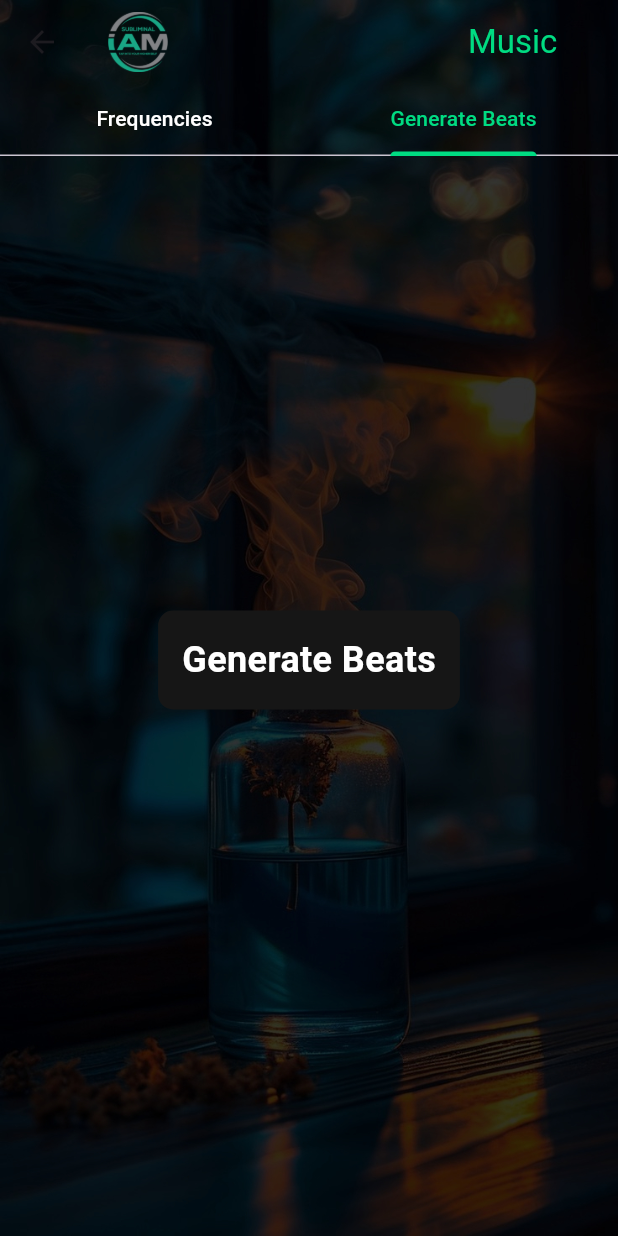
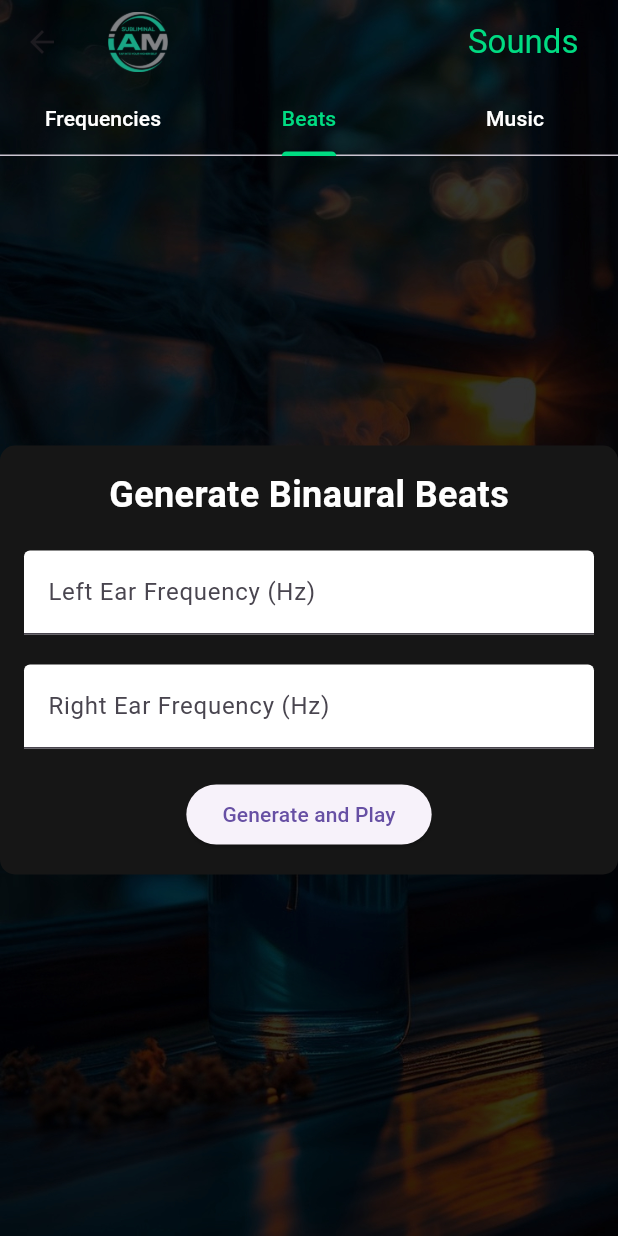
Before and after one commit to hemarastylepeke/subliminal-flutter-android, a Flutter app: the Music screen opened directly, tab 2 chosen, on a phone screen of 412 x 824 dp. Run offline on Flutter 3.47's test engine with Material 3 defaults, Android fonts, the phone set to English and light mode, and no system bars; our stand-ins replace accordion, audioplayers, flutter_tts, sqflite; missing offline and left inert: flutter_overlay_window; accounts and stored records are empty.

Commit message:
added an extra music tab

```diff
--- a/lib/music.dart
+++ b/lib/music.dart
@@ -3,6 +3,10 @@ import 'package:audioplayers/audioplayers.dart';
 import 'package:accordion/accordion.dart';
 import 'audio_manager.dart';
 import 'database_helper.dart';
+import 'package:path_provider/path_provider.dart';
+import 'dart:typed_data';
+import 'dart:math';
+import 'dart:io';
 
 const primaryColor = Color(0xFF00DC82);
 const borderColor = Color(0xFF0f172a);
@@ -21,6 +25,9 @@ class _MusicState extends State<Music> with SingleTickerProviderStateMixin {
   List<Map<String, dynamic>> _bonusFrequencies = [];
   int? _playingIndex;
   late AnimationController _animationController;
+  TextEditingController _leftFreqController = TextEditingController();
+  TextEditingController _rightFreqController = TextEditingController();
+  bool _isGenerating = false;
 
   @override
   void initState() {
@@ -36,6 +43,8 @@ class _MusicState extends State<Music> with SingleTickerProviderStateMixin {
   @override
   void dispose() {
     _animationController.dispose();
+    _leftFreqController.dispose();
+    _rightFreqController.dispose();
     super.dispose();
   }
 
@@ -48,6 +57,62 @@ class _MusicState extends State<Music> with SingleTickerProviderStateMixin {
       _solfeggioFrequencies = solfeggioFiles;
       _bonusFrequencies = bonusFiles;
     });
+  }
+
+  Future<void> _generateAndPlayBeats() async {
+    final int sampleRate = 44100; // Standard sample rate
+    final int duration = 10; // Duration in seconds
+    final int numSamples = sampleRate * duration;
+
+    double frequencyLeft = double.tryParse(_leftFreqController.text) ?? 440.0;
+    double frequencyRight = double.tryParse(_rightFreqController.text) ?? 445.0;
+
+    // Generate PCM data for both channels
+    Uint8List leftChannel =
+        generateSineWave(numSamples, sampleRate, frequencyLeft);
+    Uint8List rightChannel =
+        generateSineWave(numSamples, sampleRate, frequencyRight);
+
+    // Combine channels into a single audio buffer
+    Uint8List combinedBuffer = combineChannels(leftChannel, rightChannel);
+
+    // Save PCM data to a temporary file and play it
+    final file = await _writeToFile(combinedBuffer);
+    await _audioPlayer.play(DeviceFileSource(file.path));
+    setState(() {
+      _isGenerating = true;
+    });
+  }
+
+  Uint8List generateSineWave(int numSamples, int sampleRate, double frequency) {
+    Uint8List buffer =
+        Uint8List(numSamples * 2); // 2 bytes per sample (16-bit audio)
+    for (int i = 0; i < numSamples; i++) {
+      double t = i / sampleRate;
+      int sample = (32767.0 * sin(2.0 * pi * frequency * t)).toInt();
+      buffer[2 * i] = sample & 0xFF; // LSB
+      buffer[2 * i + 1] = (sample >> 8) & 0xFF; // MSB
+    }
+    return buffer;
+  }
+
+  Uint8List combineChannels(Uint8List leftChannel, Uint8List rightChannel) {
+    assert(leftChannel.length == rightChannel.length);
+    Uint8List combinedBuffer = Uint8List(leftChannel.length * 2);
+    for (int i = 0; i < leftChannel.length / 2; i++) {
+      combinedBuffer[4 * i] = leftChannel[2 * i];
+      combinedBuffer[4 * i + 1] = leftChannel[2 * i + 1];
+      combinedBuffer[4 * i + 2] = rightChannel[2 * i];
+      combinedBuffer[4 * i + 3] = rightChannel[2 * i + 1];
+    }
+    return combinedBuffer;
+  }
+
+  Future<File> _writeToFile(Uint8List data) async {
+    final tempDir = await getTemporaryDirectory();
+    final file = File('${tempDir.path}/binaural_beats.pcm');
+    await file.writeAsBytes(data);
+    return file;
   }
 
   void _togglePlayPause(String path, int index) async {
@@ -163,7 +228,7 @@ class _MusicState extends State<Music> with SingleTickerProviderStateMixin {
   @override
   Widget build(BuildContext context) {
     return DefaultTabController(
-      length: 2,
+      length: 3,
       child: Scaffold(
         extendBodyBehindAppBar: true,
         appBar: AppBar(
@@ -176,7 +241,7 @@ class _MusicState extends State<Music> with SingleTickerProviderStateMixin {
               ),
               const SizedBox(width: 200),
               const Text(
-                'Music',
+                'Sounds',
                 style: TextStyle(
                   color: primaryColor,
                 ),
@@ -188,7 +253,8 @@ class _MusicState extends State<Music> with SingleTickerProviderStateMixin {
           bottom: const TabBar(
             tabs: [
               Tab(text: 'Frequencies'),
-              Tab(text: 'Generate Beats'),
+              Tab(text: 'Beats'),
+              Tab(text: 'Music'),
             ],
             indicatorColor: primaryColor,
             labelColor: primaryColor,
@@ -278,7 +344,7 @@ class _MusicState extends State<Music> with SingleTickerProviderStateMixin {
               ],
             ),
 
-            // Generate Beats Tab
+            // Generate Binaural Beats Tab
             Stack(
               fit: StackFit.expand,
               children: [
@@ -291,8 +357,7 @@ class _MusicState extends State<Music> with SingleTickerProviderStateMixin {
                   ),
                 ),
                 Padding(
-                  padding: const EdgeInsets.only(
-                      top: kToolbarHeight), // Adjust padding for the tab bar
+                  padding: const EdgeInsets.only(top: kToolbarHeight),
                   child: Center(
                     child: Container(
                       padding: const EdgeInsets.all(16.0),
@@ -300,13 +365,88 @@ class _MusicState extends State<Music> with SingleTickerProviderStateMixin {
                         color: const Color.fromARGB(255, 22, 22, 22),
                         borderRadius: BorderRadius.circular(10),
                       ),
-                      child: const Text(
-                        'Generate Beats',
-                        style: TextStyle(
-                          color: Colors.white,
-                          fontSize: 24.0,
-                          fontWeight: FontWeight.bold,
-                        ),
+                      child: Column(
+                        mainAxisSize: MainAxisSize.min,
+                        children: [
+                          const Text(
+                            'Generate Binaural Beats',
+                            style: TextStyle(
+                              color: Colors.white,
+                              fontSize: 24.0,
+                              fontWeight: FontWeight.bold,
+                            ),
+                          ),
+                          const SizedBox(height: 20),
+                          TextField(
+                            controller: _leftFreqController,
+                            keyboardType: TextInputType.number,
+                            decoration: const InputDecoration(
+                              labelText: 'Left Ear Frequency (Hz)',
+                              filled: true,
+                              fillColor: Colors.white,
+                            ),
+                            style: const TextStyle(color: Colors.black),
+                          ),
+                          const SizedBox(height: 20),
+                          TextField(
+                            controller: _rightFreqController,
+                            keyboardType: TextInputType.number,
+                            decoration: const InputDecoration(
+                              labelText: 'Right Ear Frequency (Hz)',
+                              filled: true,
+                              fillColor: Colors.white,
+                            ),
+                            style: const TextStyle(color: Colors.black),
+                          ),
+                          const SizedBox(height: 20),
+                          ElevatedButton(
+                            onPressed:
+                                _isGenerating ? null : _generateAndPlayBeats,
+                            child: Text(_isGenerating
+                                ? 'Generating...'
+                                : 'Generate and Play'),
+                          ),
+                        ],
+                      ),
+                    ),
+                  ),
+                ),
+              ],
+            ),
+
+            // Music tab
+            Stack(
+              fit: StackFit.expand,
+              children: [
+                Container(
+                  decoration: const BoxDecoration(
+                    image: DecorationImage(
+                      image: AssetImage('assets/wallpaper2.jpg'),
+                      fit: BoxFit.cover,
+                    ),
+                  ),
+                ),
+                Padding(
+                  padding: const EdgeInsets.only(top: kToolbarHeight),
+                  child: Center(
+                    child: Container(
+                      padding: const EdgeInsets.all(16.0),
+                      decoration: BoxDecoration(
+                        color: const Color.fromARGB(255, 22, 22, 22),
+                        borderRadius: BorderRadius.circular(10),
+                      ),
+                      child: const Column(
+                        mainAxisSize: MainAxisSize.min,
+                        children: [
+                          Text(
+                            'Music will go here',
+                            style: TextStyle(
+                              color: Colors.white,
+                              fontSize: 24.0,
+                              fontWeight: FontWeight.bold,
+                            ),
+                          ),
+                        ],
                       ),
                     ),
                   ),
```
Also changed, not shown: lib/database_helper.dart (+19 -19 lines), pubspec.yaml (line endings or trailing spaces).
